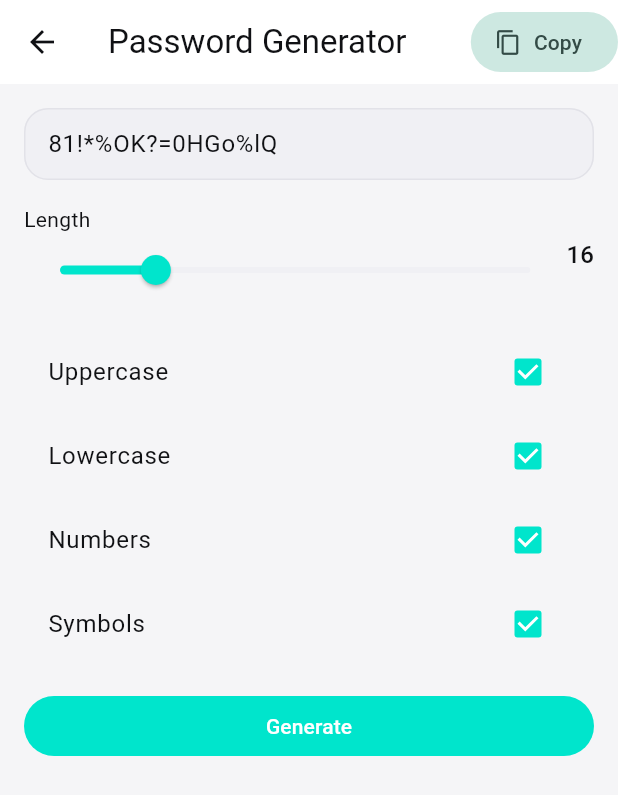
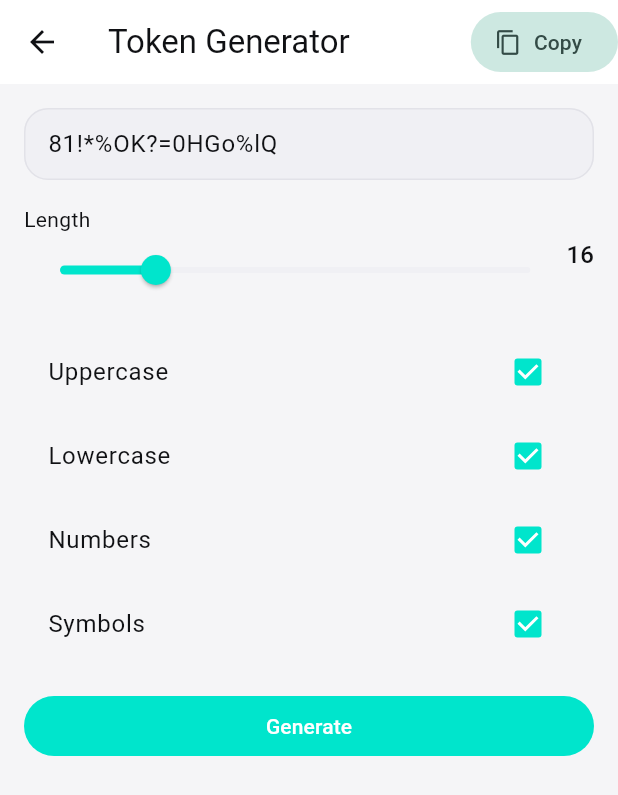
Before and after one commit to umairahmadx/dexor, a Flutter app: the PasswordGeneratorScreen screen opened directly, on a phone screen of 412 x 824 dp. Shown: the top 795 px of the screen. Run offline on Flutter 3.47's test engine with Material 3 defaults, Android fonts, the phone set to English and light mode, and no system bars; our stand-ins replace file_picker, open_filex, pdf, permission_handler, printing, share_plus and 1 more; missing offline and left inert: file_saver, google_mlkit_text_recognition, pdfx, syncfusion_flutter_pdf.

Commit message:
Align tool screen titles with registry names
Agent-Logs-Url: https://github.com/umairahmadx/dexor/sessions/fe2d690f-ae36-440c-b63d-de979f4e21d2

Co-authored-by: umairahmadx <57555747+umairahmadx@users.noreply.github.com>

```diff
--- a/lib/features/developer_tools/base64_encoder/base64_screen.dart
+++ b/lib/features/developer_tools/base64_encoder/base64_screen.dart
@@ -43,7 +43,7 @@ class _Base64ScreenState extends State<Base64Screen> {
 
     return Scaffold(
       appBar: AppBar(
-        title: const Text('Base64 Encoder/Decoder'),
+        title: const Text('Base64 Encoder'),
         actions: [
           IconButton(
             icon: const Icon(Icons.swap_horiz),
--- a/lib/features/text_data/token_generator/token_generator_screen.dart
+++ b/lib/features/text_data/token_generator/token_generator_screen.dart
@@ -41,7 +41,7 @@ class _PasswordGeneratorScreenState extends State<PasswordGeneratorScreen> {
   Widget build(BuildContext context) {
     return Scaffold(
       appBar: AppBar(
-        title: const Text('Password Generator'),
+        title: const Text('Token Generator'),
         actions: [CopyButton(text: _generated, label: 'Copy')],
       ),
       body: ListView(
```
Also changed, not shown: 1 other file.
